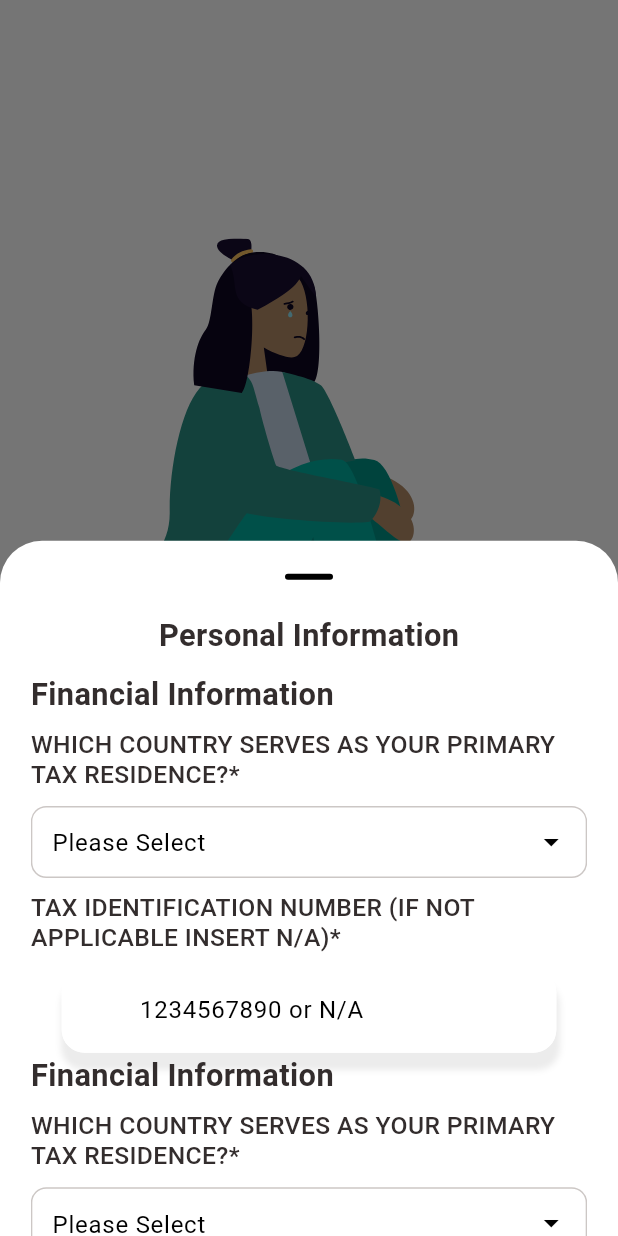
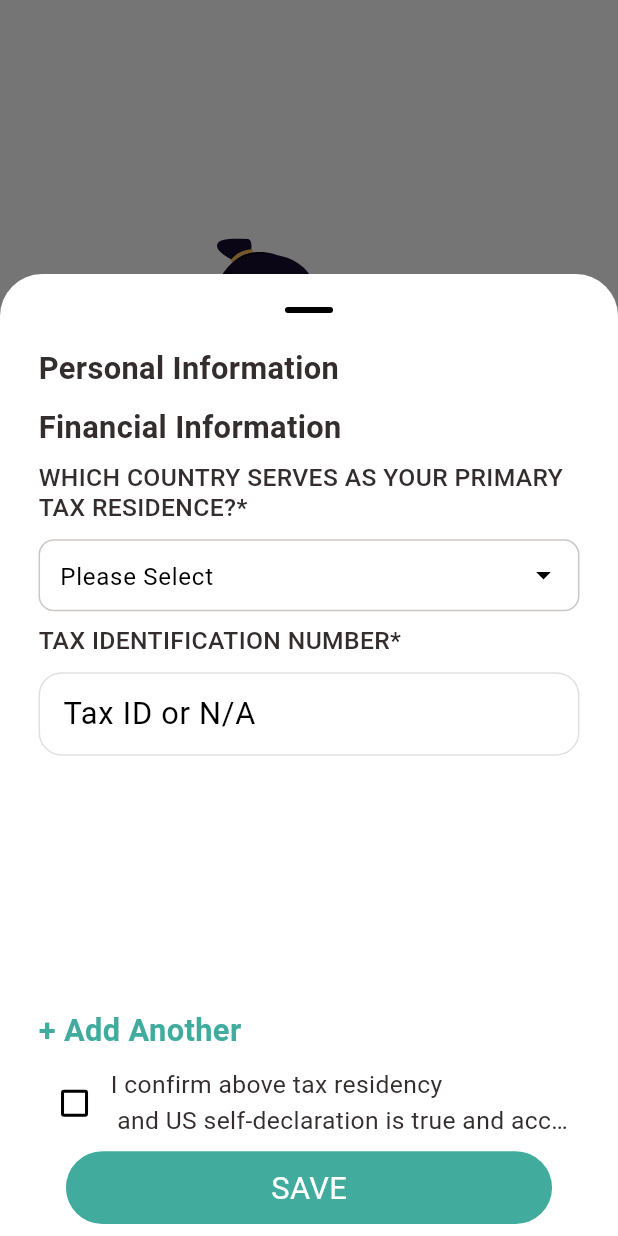
Before and after one commit to MohammedAttar002997/expatrio_coding_challenge, a Flutter app: the UserTaxPage screen opened by its route, after a tap on "Upload your tax data", on a phone screen of 412 x 824 dp. Run offline on Flutter 3.47's test engine with Material 3 defaults, Android fonts, the phone set to English and light mode, and no system bars; drawn by our look-alikes of dropdown_search; our stand-ins replace flutter_svg, get, lottie, shared_preferences; accounts and stored records are empty.

Commit message:
* New feature added(the users now don't have to login to their account everytime they use the app. * The design now implemented according to the video and the screenshots provided. * Updated some widgets to suits the app design and logic.

```diff
--- a/lib/controllers/user_tax_controller.dart
+++ b/lib/controllers/user_tax_controller.dart
@@ -1,3 +1,4 @@
+import 'package:flutterexpatriocodingchallenge/shared/countries_constants.dart';
 import 'package:get/get.dart';
 
 import '../data/repository/user_tax_repo.dart';
@@ -12,13 +13,20 @@ class UserTaxController extends GetxController {
   });
 
   //Counter value to add a TID number matching the value of the counter
-  int _counter = 3;
+  int _counter = 1;
 
   int get counter => _counter;
+  Map<String, dynamic> _num = Map<String, dynamic>();
+
+  Map<String, dynamic> get num => _num;
 
   bool _isLoading = false;
 
   bool get isLoading => _isLoading;
+
+  bool _isChecked = false;
+
+  bool get isChecked => _isChecked;
 
   Future<ResponseModel> setUserTaxes(UserTaxModel userTaxModel) async {
     _isLoading = true;
@@ -37,10 +45,23 @@ class UserTaxController extends GetxController {
     return responseModel;
   }
 
+  set setNumValue(Map<String, dynamic> numMap) {
+    _num = numMap;
+  }
 
   //Edit the value of the counter each time the user want to add a new TID number.
-  void increaseCounterValue(){
+  void increaseCounterValue() {
     _counter++;
     update();
   }
+
+  void decreaseCounterValue() {
+    _counter--;
+    update();
+  }
+
+  void changeStatus(bool value){
+    _isChecked=value;
+    update();
+  }
 }
--- a/lib/screens/auth/sign_in_page.dart
+++ b/lib/screens/auth/sign_in_page.dart
@@ -121,7 +121,9 @@ class SignInPage extends StatelessWidget {
                           borderRadius: BorderRadius.circular(
                             Dimensions.radius30,
                           ),
-                          color: AppColor.mainColor,
+                          color: Theme.of(context)
+                              .textSelectionTheme
+                              .cursorColor!,
                         ),
                         child: Center(
                           child: BigText(
--- a/lib/screens/home/user_tax_page.dart
+++ b/lib/screens/home/user_tax_page.dart
@@ -1,4 +1,3 @@
-
 import 'package:dropdown_search/dropdown_search.dart';
 import 'package:flutter/material.dart';
 import 'package:flutter_svg/flutter_svg.dart';
@@ -9,7 +8,6 @@ import '../../models/user_tax_model.dart';
 import '../../shared/countries_constants.dart';
 import '../../utils/colors.dart';
 import '../../utils/dimensions.dart';
-import '../../widgets/app_text_field.dart';
 import '../../widgets/big_text.dart';
 import '../../widgets/small_text.dart';
 
@@ -18,15 +16,18 @@ class UserTaxPage extends StatelessWidget {
 
   @override
   Widget build(BuildContext context) {
-    List<String> taxCountry = [];
-    var tidNumber = TextEditingController();
-    CountriesConstants.nationality.forEach((element) {
-      taxCountry.add(element["label"].toString());
-    });
+    bool checkNotUSCitizen = false;
+    TextEditingController tidNumberController = TextEditingController();
+
+    late Map<String, dynamic> countryCodeName;
+    List<Map<String, dynamic>> countryCodeList = [];
+    List<Map<String, dynamic>> tidNationality = CountriesConstants.nationality;
 
     void setUserTaxesForBackend(UserTaxController userTaxController) {
-      PrimaryTaxResidence primaryTaxResidence =
-          PrimaryTaxResidence(country: "AM", id: "1029");
+      PrimaryTaxResidence primaryTaxResidence = PrimaryTaxResidence(
+        country: countryCodeName["code"],
+        id:tidNumberController.text,
+      );
       UserTaxModel userTaxModel = UserTaxModel(
           primaryTaxResidence: primaryTaxResidence,
           secondaryTaxResidence: [
@@ -74,17 +75,22 @@ class UserTaxPage extends StatelessWidget {
               ),
               GestureDetector(
                 onTap: () {
-                  // setUserTaxesForBackend(userTaxController);
                   showModalBottomSheet(
                     context: context,
                     showDragHandle: true,
+                    isScrollControlled: true,
                     builder: (context) {
+                      return GetBuilder<UserTaxController>(
+                          builder: (userTaxController) {
                         return Container(
                           width: double.infinity,
+                          height: Dimensions.screenHeight * 0.72,
                           margin: EdgeInsets.only(
-                            left: Dimensions.width20,
-                            right: Dimensions.width20),
+                            left: Dimensions.width25,
+                            right: Dimensions.width25,
+                          ),
                           child: Column(
+                            crossAxisAlignment: CrossAxisAlignment.start,
                             children: [
                               BigText(
                                 text: "Personal Information",
@@ -94,15 +100,18 @@ class UserTaxPage extends StatelessWidget {
                               SizedBox(
                                 height: Dimensions.height10,
                               ),
-                            userTaxController.counter <= 1
-                                ? Column(
+                              BigText(
+                                text: "Financial Information",
+                                fontWeight: FontWeight.w600,
+                                size: Dimensions.font20,
+                              ),
+                              Expanded(
+                                child: ListView.builder(
+                                  itemBuilder: (context, index) {
+                                    return Column(
                                       crossAxisAlignment:
                                           CrossAxisAlignment.start,
                                       children: [
-                                      BigText(
-                                          text: "Financial Information",
-                                          fontWeight: FontWeight.w600,
-                                          size: Dimensions.font20),
                                         SizedBox(
                                           height: Dimensions.height10,
                                         ),
@@ -117,20 +126,19 @@ class UserTaxPage extends StatelessWidget {
                                           height: Dimensions.height10,
                                         ),
                                         DropdownSearch(
-                                        items: CountriesConstants.nationality
+                                          items: tidNationality
                                               .map((e) => e["label"])
                                               .toList(),
                                           onChanged: (value) {
-                                          print("this is the value$value");
-                                          var num;
-                                          num = CountriesConstants.nationality
-                                              .where(
+                                            countryCodeName = CountriesConstants
+                                                .nationality
+                                                .firstWhere(
                                               (element) =>
                                                   element["label"] == value,
-                                              )
-                                              .toList();
-                                          print(
-                                              "This is the country code${num}");
+                                            );
+                                            countryCodeList.add({
+                                              "code": countryCodeName["code"]
+                                            });
                                           },
                                           dropdownDecoratorProps:
                                               DropDownDecoratorProps(
@@ -156,8 +164,7 @@ class UserTaxPage extends StatelessWidget {
                                           height: Dimensions.height10,
                                         ),
                                         SmallText(
-                                        text:
-                                            "TAX IDENTIFICATION NUMBER (IF NOT APPLICABLE INSERT N/A)*",
+                                          text: "TAX IDENTIFICATION NUMBER*",
                                           size: Dimensions.font16,
                                           color: AppColor.mainBlackColor,
                                           fontWeight: FontWeight.w500,
@@ -165,112 +172,161 @@ class UserTaxPage extends StatelessWidget {
                                         SizedBox(
                                           height: Dimensions.height10,
                                         ),
-                                      AppTextField(
-                                        textController: tidNumber,
-                                        hintText: "1234567890 or N/A",
-                                      )
-                                    ],
-                                  )
-                                : MediaQuery.removePadding(
-                                    removeTop: true,
-                                    context: context,
-                                    child: Expanded(
-                                      child: ListView.builder(
-                                        itemBuilder: (context, index) {
-                                          return Column(
-                                            crossAxisAlignment:
-                                                CrossAxisAlignment.start,
-                                            children: [
-                                              BigText(
-                                                  text: "Financial Information",
-                                                  fontWeight: FontWeight.w600,
-                                                  size: Dimensions.font20),
-                                              SizedBox(
-                                                height: Dimensions.height10,
-                                              ),
-                                              SmallText(
-                                                text:
-                                                    "WHICH COUNTRY SERVES AS YOUR PRIMARY TAX RESIDENCE?*",
-                                                size: Dimensions.font16,
-                                                color: AppColor.mainBlackColor,
-                                                fontWeight: FontWeight.w500,
-                                              ),
-                                              SizedBox(
-                                                height: Dimensions.height10,
-                                              ),
-                                              DropdownSearch(
-                                                items: CountriesConstants
-                                                    .nationality
-                                                    .map((e) => e["label"])
-                                                    .toList(),
-                                                onChanged: (value) {
-                                                  print(
-                                                      "this is the value$value");
-                                                  var num;
-                                                  num = CountriesConstants
-                                                      .nationality
-                                                      .where(
-                                                        (element) =>
-                                                            element["label"] ==
-                                                            value,
-                                                      )
-                                                      .toList();
-                                                  print(
-                                                      "This is the country code${num}");
+                                        TextField(
+                                          onSubmitted: (changedValue) {
+                                            countryCodeList
+                                                .add({"TID": changedValue});
                                           },
-                                                dropdownDecoratorProps:
-                                                    DropDownDecoratorProps(
-                                                  dropdownSearchDecoration:
-                                                      InputDecoration(
-                                                    hintText: "Please Select",
-                                                    alignLabelWithHint: true,
-                                                    contentPadding:
-                                                        EdgeInsets.only(
-                                                            left: Dimensions
-                                                                .width10),
-                                                    enabledBorder:
-                                                        OutlineInputBorder(
+                                          decoration: InputDecoration(
+                                            hintText: "Tax ID or N/A",
+                                            focusedBorder: OutlineInputBorder(
                                               borderRadius:
                                                   BorderRadius.circular(
-                                                              Dimensions
-                                                                  .radius10),
-                                                      borderSide:
-                                                          const BorderSide(
+                                                      Dimensions.radius15),
+                                              borderSide: const BorderSide(
                                                 width: 1.0,
-                                                        color:
-                                                            AppColor.textColor,
+                                                color: Colors.black12,
                                               ),
                                             ),
+                                            enabledBorder: OutlineInputBorder(
+                                              borderRadius:
+                                                  BorderRadius.circular(
+                                                      Dimensions.radius15),
+                                              borderSide: const BorderSide(
+                                                width: 1.0,
+                                                color: Colors.black12,
                                               ),
                                             ),
+                                            border: OutlineInputBorder(
+                                              borderRadius:
+                                                  BorderRadius.circular(
+                                                      Dimensions.radius15),
                                             ),
-                                              SizedBox(
-                                                height: Dimensions.height10,
+                                            contentPadding: EdgeInsets.all(
+                                                Dimensions.height12),
+                                            hintStyle: TextStyle(
+                                              fontSize: Dimensions.font20,
                                             ),
-                                              SmallText(
-                                                text:
-                                                    "TAX IDENTIFICATION NUMBER (IF NOT APPLICABLE INSERT N/A)*",
-                                                size: Dimensions.font16,
-                                                color: AppColor.mainBlackColor,
-                                                fontWeight: FontWeight.w500,
                                           ),
-                                              SizedBox(
-                                                height: Dimensions.height10,
+                                          controller: tidNumberController,
                                         ),
-                                              AppTextField(
-                                                textController: tidNumber,
-                                                hintText: "1234567890 or N/A",
-                                              )
                                       ],
                                     );
                                   },
                                   itemCount: userTaxController.counter,
                                 ),
                               ),
+                              Row(
+                                mainAxisAlignment:
+                                    MainAxisAlignment.spaceBetween,
+                                children: [
+                                  GestureDetector(
+                                    onTap: () {
+                                      userTaxController.increaseCounterValue();
+                                    },
+                                    child: BigText(
+                                      text: "+ Add Another",
+                                      color: Theme.of(context)
+                                          .textSelectionTheme
+                                          .cursorColor!,
+                                      size: Dimensions.font20,
+                                      fontWeight: FontWeight.w600,
+                                    ),
+                                  ),
+                                  userTaxController.counter <= 1
+                                      ? Container()
+                                      : GestureDetector(
+                                          onTap: () {
+                                            userTaxController
+                                                .decreaseCounterValue();
+                                          },
+                                          child: BigText(
+                                            text: "- remove",
+                                            color: Colors.red,
+                                            size: Dimensions.font20,
+                                            fontWeight: FontWeight.w600,
+                                          ),
+                                        ),
+                                ],
+                              ),
+                              SizedBox(
+                                height: Dimensions.height10,
+                              ),
+                              Row(
+                                children: [
+                                  Checkbox(
+                                    value: userTaxController.isChecked,
+                                    onChanged: (bool? value) {
+                                      userTaxController.changeStatus(value!);
+                                      // checkNotUSCitizen = value!;
+                                    },
+                                    activeColor: Theme.of(context)
+                                        .textSelectionTheme
+                                        .cursorColor!,
+                                    checkColor: Theme.of(context)
+                                        .textSelectionTheme
+                                        .cursorColor!,
+                                  ),
+                                  Expanded(
+                                    child: BigText(
+                                      text: "I confirm above tax residency\n "
+                                          "and US self-declaration is true "
+                                          "and accurate",
+                                      size: Dimensions.font16,
+                                    ),
+                                  ),
+                                ],
+                              ),
+                              Padding(
+                                padding: const EdgeInsets.all(8.0),
+                                child: GestureDetector(
+                                  onTap: () {
+                                    if (userTaxController.isChecked) {
+                                      setUserTaxesForBackend(userTaxController);
+                                      Navigator.pop(context);
+                                    } else if (countryCodeList.isEmpty) {
+                                      showCustomSnackBar(
+                                        "Please make sure you have filled everything correctly ",
+                                        title: "Sorry!",
+                                        isError: true,
+                                      );
+                                    } else {
+                                      showCustomSnackBar(
+                                        "Please check you are not US Citizen ",
+                                        title: "Sorry!",
+                                        isError: true,
+                                      );
+                                    }
+                                  },
+                                  child: Container(
+                                    margin: EdgeInsets.only(
+                                      left: Dimensions.width10,
+                                      right: Dimensions.width10,
+                                    ),
+                                    height: Dimensions.screenHeight / 17,
+                                    width: Dimensions.screenWidth,
+                                    decoration: BoxDecoration(
+                                      borderRadius: BorderRadius.circular(
+                                        Dimensions.radius30,
+                                      ),
+                                      color: Theme.of(context)
+                                          .textSelectionTheme
+                                          .cursorColor!,
+                                    ),
+                                    child: Center(
+                                      child: BigText(
+                                        text: "SAVE",
+                                        color: Colors.white,
+                                        size: Dimensions.font20,
+                                      ),
+                                    ),
+                                  ),
+                                ),
                               ),
                             ],
                           ),
                         );
+                      });
                     },
                   );
                 },
@@ -283,7 +339,7 @@ class UserTaxPage extends StatelessWidget {
                     borderRadius: BorderRadius.circular(
                       Dimensions.radius30,
                     ),
-                    color: AppColor.mainColor,
+                    color: Theme.of(context).textSelectionTheme.cursorColor!,
                   ),
                   child: Center(
                     child: BigText(
--- a/lib/widgets/big_text.dart
+++ b/lib/widgets/big_text.dart
@@ -22,7 +22,7 @@ class BigText extends StatelessWidget {
   Widget build(BuildContext context) {
     return Text(
       text,
-      maxLines: 1,
+      maxLines: 2,
       overflow: textOverflow,
       style: TextStyle(
         fontFamily: 'Roboto',
```
Also changed, not shown: 1 other file. Lines whose indentation alone changed are shown as unchanged.
